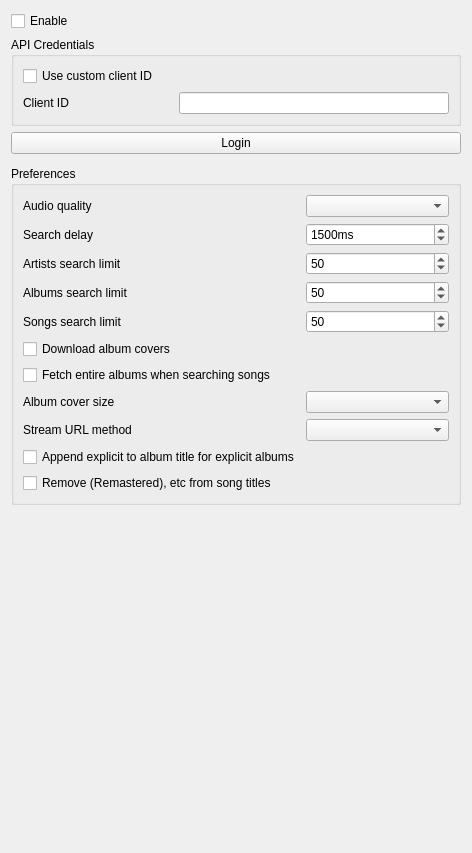
Above: src/settings/tidalsettingspage.ui from RoundSalmon4/blended-strawberry before the change. Below: the same form after it.
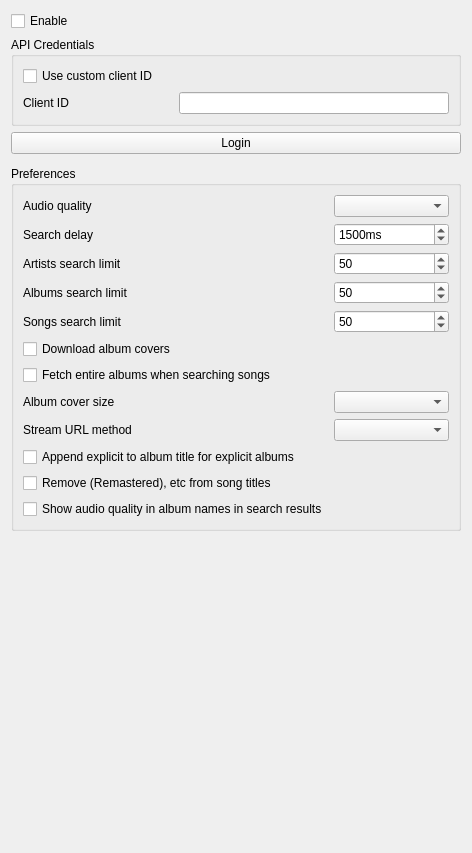
That is the form after the change. Icons and pictures are not drawn. Custom widgets are drawn as their Qt base class.

```diff
--- a/src/settings/tidalsettingspage.ui
+++ b/src/settings/tidalsettingspage.ui
@@ -235,6 +235,13 @@
         </property>
        </widget>
       </item>
+      <item row="11" column="0">
+       <widget class="QCheckBox" name="checkbox_show_search_album_quality">
+        <property name="text">
+         <string>Show audio quality in album names in search results</string>
+        </property>
+       </widget>
+      </item>
      </layout>
     </widget>
    </item>
```
Left out of the diff: 1 changed line with no effect on the pictures.
